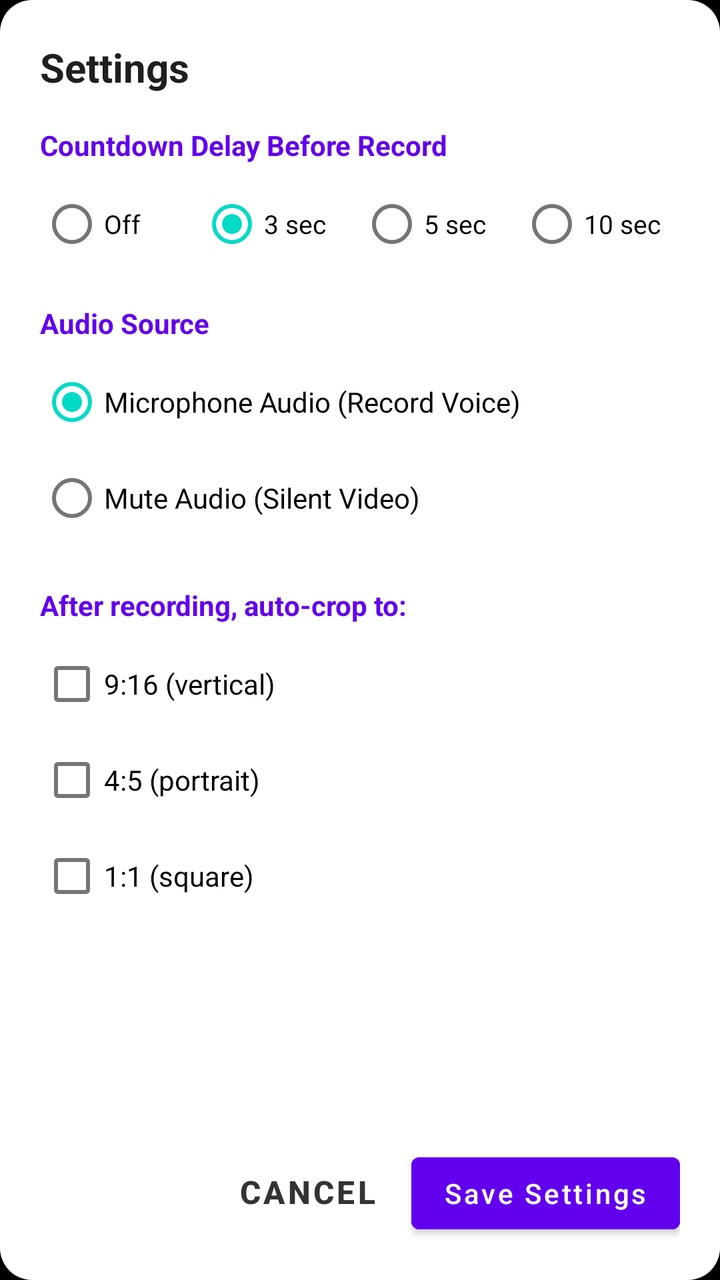
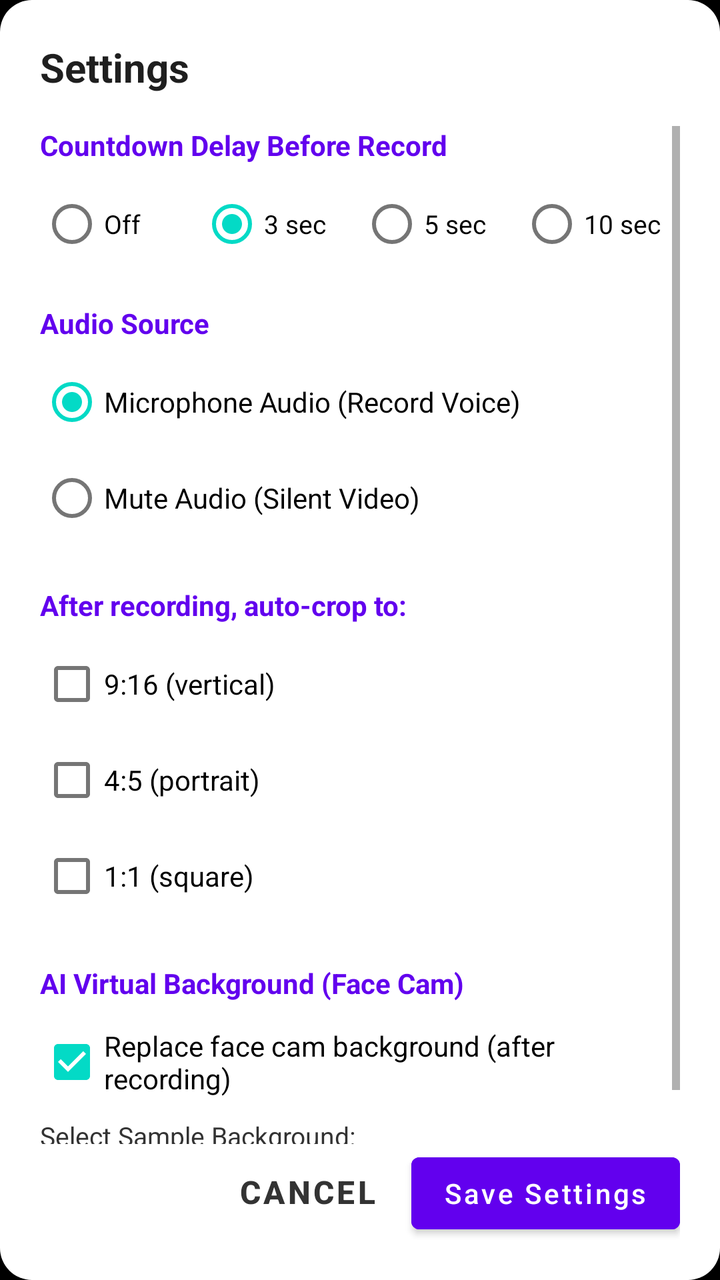

Before-and-after screenshots of an Android layout around one commit, followed by the original layout XML and the change that was made.
<!-- AndroidManifest.xml: application theme Theme.CustomScreen -->
<!-- res/layout/dialog_record_settings.xml -->
<?xml version="1.0" encoding="utf-8"?>
<LinearLayout xmlns:android="http://schemas.android.com/apk/res/android"
    xmlns:app="http://schemas.android.com/apk/res-auto"
    android:layout_width="match_parent"
    android:layout_height="wrap_content"
    android:orientation="vertical"
    android:padding="20dp"
    android:background="@drawable/bg_dialog_rounded">

    <TextView
        android:layout_width="match_parent"
        android:layout_height="wrap_content"
        android:text="Settings"
        android:textColor="#1F1F1F"
        android:textSize="20sp"
        android:textStyle="bold"
        android:layout_marginBottom="16dp" />

    <ScrollView
        android:layout_width="match_parent"
        android:layout_height="wrap_content"
        android:layout_weight="1"
        android:fillViewport="false">

        <LinearLayout
            android:layout_width="match_parent"
            android:layout_height="wrap_content"
            android:orientation="vertical">

    
    <LinearLayout
        android:id="@+id/permissions_section"
        android:layout_width="match_parent"
        android:layout_height="wrap_content"
        android:orientation="vertical"
        android:layout_marginBottom="16dp"
        android:visibility="gone">

        <TextView
            android:layout_width="match_parent"
            android:layout_height="wrap_content"
            android:text="Permissions not granted yet"
            android:textColor="#6200EE"
            android:textSize="14sp"
            android:textStyle="bold"
            android:layout_marginBottom="6dp" />

        <LinearLayout
            android:id="@+id/permissions_container"
            android:layout_width="match_parent"
            android:layout_height="wrap_content"
            android:orientation="vertical" />
    </LinearLayout>

    
    <TextView
        android:layout_width="match_parent"
        android:layout_height="wrap_content"
        android:text="Countdown Delay Before Record"
        android:textColor="#6200EE"
        android:textSize="14sp"
        android:textStyle="bold"
        android:layout_marginBottom="6dp" />

    <RadioGroup
        android:id="@+id/rg_countdown"
        android:layout_width="match_parent"
        android:layout_height="wrap_content"
        android:orientation="horizontal"
        android:layout_marginBottom="16dp">

        <RadioButton
            android:id="@+id/rb_countdown_0"
            android:layout_width="0dp"
            android:layout_height="wrap_content"
            android:layout_weight="1"
            android:text="Off"
            android:textSize="13sp" />

        <RadioButton
            android:id="@+id/rb_countdown_3"
            android:layout_width="0dp"
            android:layout_height="wrap_content"
            android:layout_weight="1"
            android:text="3 sec"
            android:textSize="13sp"
            android:checked="true" />

        <RadioButton
            android:id="@+id/rb_countdown_5"
            android:layout_width="0dp"
            android:layout_height="wrap_content"
            android:layout_weight="1"
            android:text="5 sec"
            android:textSize="13sp" />

        <RadioButton
            android:id="@+id/rb_countdown_10"
            android:layout_width="0dp"
            android:layout_height="wrap_content"
            android:layout_weight="1"
            android:text="10 sec"
            android:textSize="13sp" />
    </RadioGroup>

    
    <TextView
        android:layout_width="match_parent"
        android:layout_height="wrap_content"
        android:text="Audio Source"
        android:textColor="#6200EE"
        android:textSize="14sp"
        android:textStyle="bold"
        android:layout_marginBottom="6dp" />

    <RadioGroup
        android:id="@+id/rg_audio"
        android:layout_width="match_parent"
        android:layout_height="wrap_content"
        android:orientation="vertical"
        android:layout_marginBottom="20dp">

        <RadioButton
            android:id="@+id/rb_audio_mic"
            android:layout_width="match_parent"
            android:layout_height="wrap_content"
            android:text="Microphone Audio (Record Voice)"
            android:textSize="14sp"
            android:checked="true" />

        <RadioButton
            android:id="@+id/rb_audio_mute"
            android:layout_width="match_parent"
            android:layout_height="wrap_content"
            android:text="Mute Audio (Silent Video)"
            android:textSize="14sp" />
    </RadioGroup>

    
    <TextView
        android:layout_width="match_parent"
        android:layout_height="wrap_content"
        android:text="After recording, auto-crop to:"
        android:textColor="#6200EE"
        android:textSize="14sp"
        android:textStyle="bold"
        android:layout_marginBottom="6dp" />

    <CheckBox
        android:id="@+id/cb_crop_9_16"
        android:layout_width="match_parent"
        android:layout_height="wrap_content"
        android:text="9:16 (vertical)"
        android:textSize="14sp" />

    <CheckBox
        android:id="@+id/cb_crop_4_5"
        android:layout_width="match_parent"
        android:layout_height="wrap_content"
        android:text="4:5 (portrait)"
        android:textSize="14sp" />

    <CheckBox
        android:id="@+id/cb_crop_1_1"
        android:layout_width="match_parent"
        android:layout_height="wrap_content"
        android:text="1:1 (square)"
        android:textSize="14sp"
        android:layout_marginBottom="20dp" />

        </LinearLayout>
    </ScrollView>

    
    <LinearLayout
        android:layout_width="match_parent"
        android:layout_height="wrap_content"
        android:orientation="horizontal"
        android:gravity="end">

        <Button
            android:id="@+id/btn_cancel_settings"
            style="?attr/borderlessButtonStyle"
            android:layout_width="wrap_content"
            android:layout_height="48dp"
            android:text="Cancel"
            android:textColor="#333333"
            android:textSize="16sp"
            android:textStyle="bold"
            android:layout_marginEnd="8dp" />

        <Button
            android:id="@+id/btn_save_settings"
            android:layout_width="wrap_content"
            android:layout_height="48dp"
            android:text="Save Settings"
            android:textAllCaps="false"
            android:textColor="#FFFFFF"
            android:backgroundTint="#6200EE" />
    </LinearLayout>

</LinearLayout>
<!-- resources referenced by this layout -->
<resources>
  <!-- drawable bg_dialog_rounded (drawable) -->
  <?xml version="1.0" encoding="utf-8"?>
  <shape xmlns:android="http://schemas.android.com/apk/res/android"
      android:shape="rectangle">
      <solid android:color="#FFFFFF" />
      <corners android:radius="16dp" />
  </shape>
  <style name="Theme.CustomScreen" parent="Theme.MaterialComponents.DayNight.NoActionBar">
          <item name="android:windowBackground">@android:color/black</item>
          <item name="android:statusBarColor">@android:color/transparent</item>
          <item name="android:navigationBarColor">@android:color/transparent</item>
          <item name="android:windowLightStatusBar">false</item>
          <item name="android:windowLightNavigationBar">false</item>
      </style>
</resources>

<!-- the commit's change to res/layout/dialog_record_settings.xml (unified diff, before → after) -->
@@ -167,6 +167,41 @@
         android:text="1:1 (square)"
         android:textSize="14sp"
         android:layout_marginBottom="20dp" />
+
+    
+    <TextView
+        android:layout_width="match_parent"
+        android:layout_height="wrap_content"
+        android:text="AI Virtual Background (Face Cam)"
+        android:textColor="#6200EE"
+        android:textSize="14sp"
+        android:textStyle="bold"
+        android:layout_marginBottom="6dp" />
+
+    <CheckBox
+        android:id="@+id/cb_bg_replace"
+        android:layout_width="match_parent"
+        android:layout_height="wrap_content"
+        android:text="Replace face cam background (after recording)"
+        android:textSize="14sp"
+        android:checked="true" />
+
+    <TextView
+        android:layout_width="match_parent"
+        android:layout_height="wrap_content"
+        android:text="Select Sample Background:"
+        android:textColor="#333333"
+        android:textSize="13sp"
+        android:layout_marginTop="4dp"
+        android:layout_marginBottom="4dp" />
+
+    <GridLayout
+        android:id="@+id/grid_bg_sample"
+        android:layout_width="match_parent"
+        android:layout_height="wrap_content"
+        android:columnCount="2"
+        android:layout_marginBottom="20dp" />
+    
 
         </LinearLayout>
     </ScrollView>
